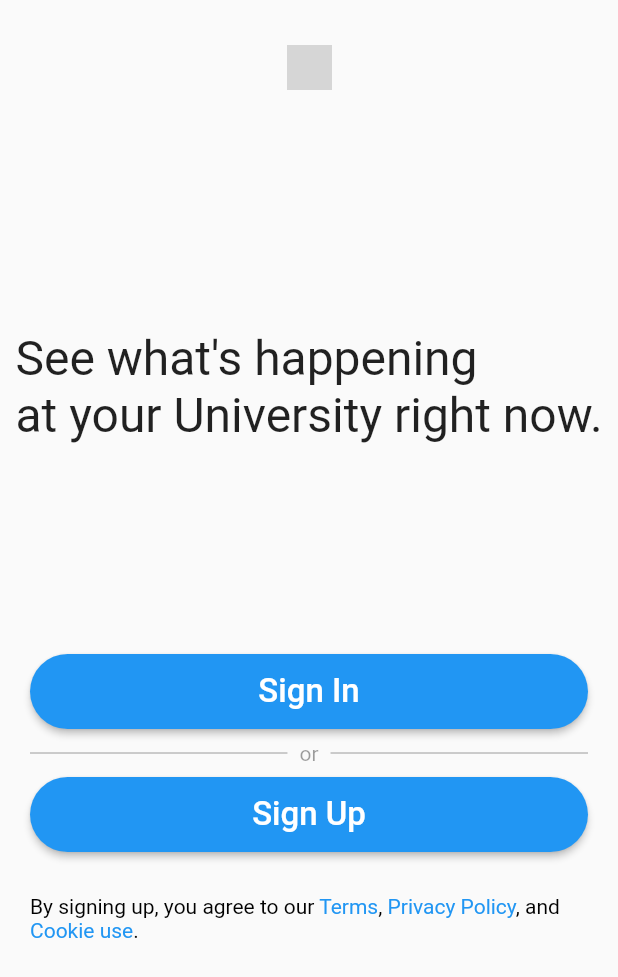
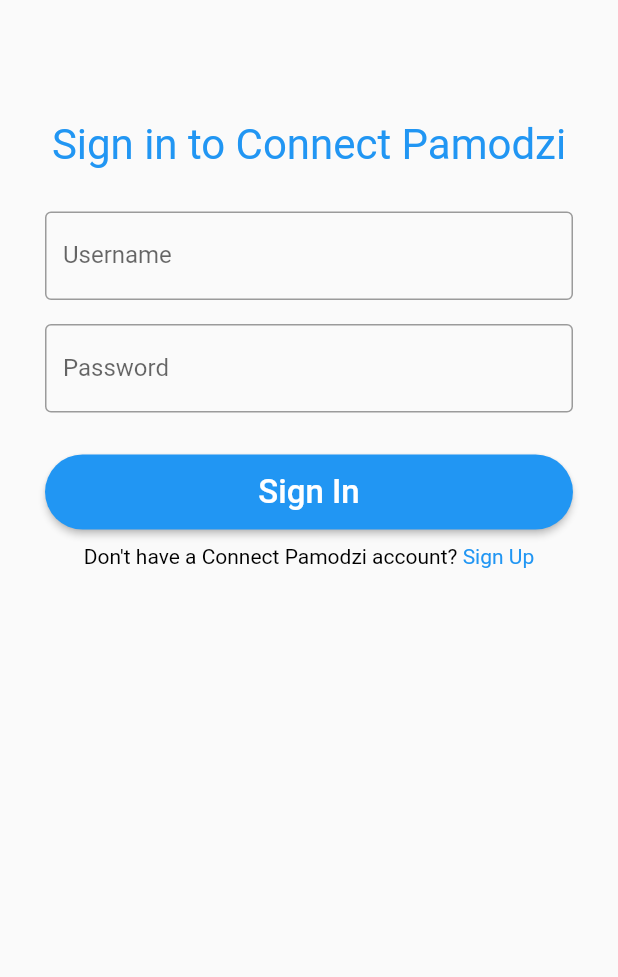
Before and after one commit to Kchinzewe/RENEGADE, a Flutter app: the screen it shows after launch, after a tap on "Sign In", on a phone screen of 412 x 824 dp. Shown: the top 977 px of the screen. Run offline on Flutter 3.47's test engine with Material 2 defaults, Android fonts, the phone set to English and light mode, and no system bars; grey boxes are pictures that could not be loaded.

Commit message:
what: signin and signup screens why: to give users a route to login and register

```diff
--- a/lib/main.dart
+++ b/lib/main.dart
@@ -1,14 +1,26 @@
 import 'package:flutter/material.dart';
 import 'package:connectpamodziv03/welcome_screen.dart';
+import 'package:connectpamodziv03/terms/cookies_screen.dart';
+import 'package:connectpamodziv03/terms/privacy_screen.dart';
+import 'package:connectpamodziv03/terms/terms_screen.dart';
+import 'package:connectpamodziv03/signin_screen.dart';
+import 'package:connectpamodziv03/signup_screen.dart';
 
 void main() {
-  runApp(const MaterialApp(
+  runApp(MaterialApp(
     debugShowCheckedModeBanner: false,
-    title: 'Fwitter',
-    home: WelcomeScreen(),
+    title: 'Connect Pamodzi',
+    routes: {
+      '/welcome': (context) => const WelcomeScreen(),
+      '/terms': (context) => const TermsScreen(),
+      '/privacyPolicy': (context) => const PrivacyScreen(),
+      '/cookies': (context) => const CookieScreen(),
+      '/signup': (context) => const SignUpScreen(),
+      '/signin': (context) => const SignInScreen(),
+    },
+    initialRoute: '/welcome',
   ));
 }
-
 
 class MyApp extends StatelessWidget {
   const MyApp({super.key});
--- /dev/null
+++ b/lib/signin_screen.dart
@@ -0,0 +1,118 @@
+import 'package:flutter/gestures.dart';
+import 'package:flutter/material.dart';
+
+class SignInScreen extends StatefulWidget {
+  const SignInScreen({Key? key}) : super(key: key);
+
+  @override
+  _SignInScreenState createState() => _SignInScreenState();
+}
+
+class _SignInScreenState extends State<SignInScreen> {
+  TextEditingController userNameController = TextEditingController();
+  TextEditingController passwordController = TextEditingController();
+
+  @override
+  Widget build(BuildContext context) {
+    double screenWidth = MediaQuery.of(context).size.width;
+    return Scaffold(
+      body: GestureDetector(
+        onTap: () => FocusScope.of(context).requestFocus(FocusNode()),
+        child: SingleChildScrollView(
+          child: Column(
+            crossAxisAlignment: CrossAxisAlignment.center,
+            children: <Widget>[
+              SafeArea(
+                child: Container(
+                  margin: const EdgeInsets.fromLTRB(0.0, 30.0, 0.0, 50.0),
+                  // child: Image.asset(
+                  //   'assets/people-arrows-solid.svg',
+                  //   height: 30,
+                  //   width: 30,
+                  // ),
+                ),
+              ),
+              Container(
+                margin: const EdgeInsets.only(bottom: 20),
+                child: const Text(
+                  'Sign in to Connect Pamodzi',
+                  style: TextStyle(
+                    color: Colors.blue,
+                    fontSize: 28,
+                  ),
+                ),
+              ),
+              Center(
+                child: Container(
+                  margin: const EdgeInsets.all(8.0),
+                  width: screenWidth - 60,
+                  child: TextField(
+                    decoration: const InputDecoration(
+                      border: OutlineInputBorder(),
+                      labelText: 'Username',
+                    ),
+                    controller: userNameController,
+                  ),
+                ),
+              ),
+              Center(
+                child: Container(
+                  margin: const EdgeInsets.all(8.0),
+                  width: screenWidth - 60,
+                  child: TextField(
+                    decoration: const InputDecoration(
+                      border: OutlineInputBorder(),
+                      labelText: 'Password',
+                    ),
+                    controller: passwordController,
+                  ),
+                ),
+              ),
+              Container(
+                margin: const EdgeInsets.only(top: 20),
+                width: screenWidth - 60,
+                child: ElevatedButton(
+                  onPressed: () {},
+                  child: const Text(
+                    'Sign In',
+                    style: TextStyle(
+                      fontSize: 22,
+                    ),
+                  ),
+                  style: ButtonStyle(
+                    fixedSize: MaterialStateProperty.all(
+                      const Size(250, 50),
+                    ),
+                    shape: MaterialStateProperty.all(RoundedRectangleBorder(
+                      borderRadius: BorderRadius.circular(28.0),
+                    )),
+                  ),
+                ),
+              ),
+              Padding(
+                padding: const EdgeInsets.symmetric(
+                    horizontal: 20.0, vertical: 10.0),
+                child: RichText(
+                  text: TextSpan(
+                    style: const TextStyle(color: Colors.black),
+                    children: <TextSpan>[
+                      const TextSpan(text: "Don't have a Connect Pamodzi account? "),
+                      TextSpan(
+                          text: 'Sign Up',
+                          style: const TextStyle(color: Colors.blue),
+                          recognizer: TapGestureRecognizer()
+                            ..onTap = () {
+                              Navigator.pushReplacementNamed(
+                                  context, '/signup');
+                            }),
+                    ],
+                  ),
+                ),
+              ),
+            ],
+          ),
+        ),
+      ),
+    );
+  }
+}
--- a/lib/welcome_screen.dart
+++ b/lib/welcome_screen.dart
@@ -14,11 +14,11 @@
           SafeArea(
             child: Container(
               margin: const EdgeInsets.fromLTRB(0.0, 30.0, 0.0, 50.0),
-              child: Image.asset(
-                'assets/people-arrows-solid.svg',
-                height: 30,
-                width: 30,
-              ),
+              // child:
+              // Image.asset('assets/people-arrows-solid.svg',
+              //   height: 30,
+              //   width: 30,
+              // ),
             ),
           ),
           const SizedBox(height: 110),
@@ -34,7 +34,9 @@
             child: SizedBox(
               width: double.infinity,
               child: ElevatedButton(
-                onPressed: () {},
+                onPressed: () {
+                  Navigator.pushNamed(context, '/signin');
+                },
                 child: const Text(
                   'Sign In',
                   style: TextStyle(
@@ -80,7 +82,9 @@
             child: SizedBox(
               width: double.infinity,
               child: ElevatedButton(
-                onPressed: () {},
+                onPressed: () {
+                  Navigator.pushNamed(context, '/signup');
+                },
                 child: const Text(
                   'Sign Up',
                   style: TextStyle(
@@ -112,7 +116,7 @@
                       style: const TextStyle(color: Colors.blue),
                       recognizer: TapGestureRecognizer()
                         ..onTap = () {
-                          print('Terms');
+                          Navigator.pushNamed(context, '/terms');
                         }),
                   const TextSpan(text: ', '),
                   TextSpan(
@@ -120,7 +124,7 @@
                       style: const TextStyle(color: Colors.blue),
                       recognizer: TapGestureRecognizer()
                         ..onTap = () {
-                          print('Privacy Policy');
+                          Navigator.pushNamed(context, '/privacyPolicy');
                         }),
                   const TextSpan(text: ', and '),
                   TextSpan(
@@ -128,7 +132,7 @@
                       style: const TextStyle(color: Colors.blue),
                       recognizer: TapGestureRecognizer()
                         ..onTap = () {
-                          print('Cookie Use');
+                          Navigator.pushNamed(context, '/cookies');
                         }),
                   const TextSpan(text: '.'),
                 ],
```
Also changed, not shown: lib/signup_screen.dart (added, +118 -0 lines), lib/terms/cookies_screen.dart (added, +44 -0 lines), lib/terms/privacy_screen.dart (added, +44 -0 lines), lib/terms/terms_screen.dart (added, +44 -0 lines).
